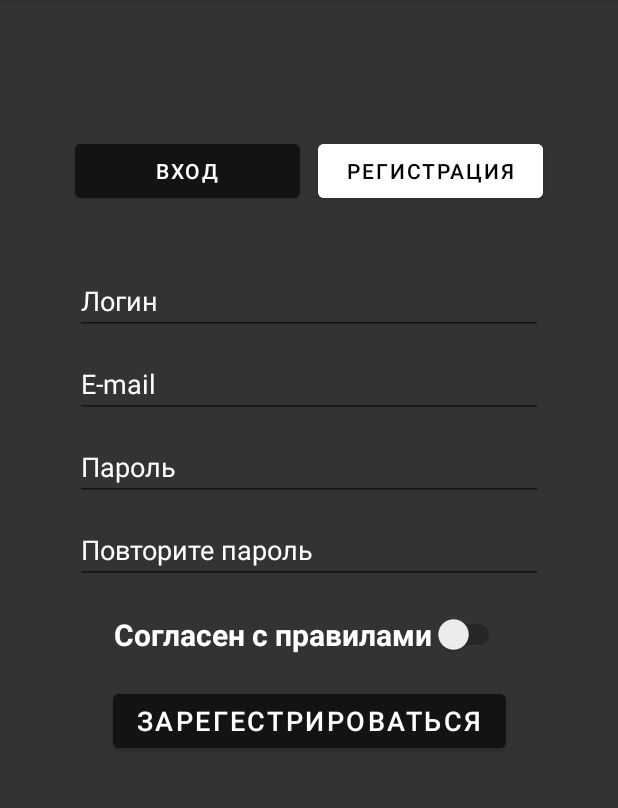
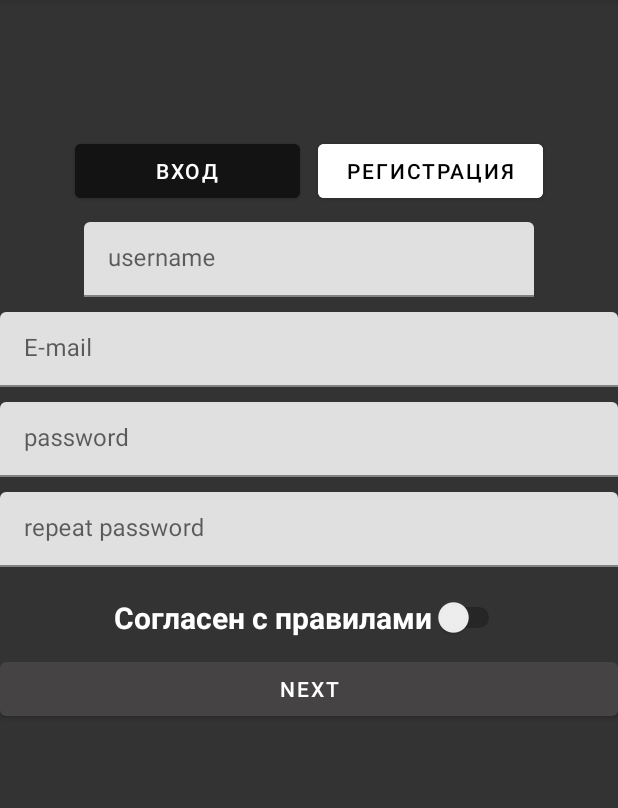
Before and after one commit to SklRV/MyNewsApp, an Android app: the RegistrationFragment screen opened through its navigation route, on a phone screen of 412 x 824 dp, the part 84-892 px from its top. Run offline under Robolectric (Android 15) with nearby library versions, the phone set to English and light mode, and no system bars.

Commit message:
Materials Основная база сделана, все работает, осталось навести красоту

```diff
--- a/app/build.gradle
+++ b/app/build.gradle
@@ -72,6 +72,9 @@ dependencies {
     //JSON serialization
     implementation 'org.jetbrains.kotlinx:kotlinx-serialization-json:1.3.1'
 
+    //Material
+    implementation 'com.google.android.material:material:1.4.0'
+
     //Glide
     implementation 'com.github.bumptech.glide:glide:4.12.0'
     annotationProcessor 'com.github.bumptech.glide:compiler:4.12.0'
--- a/app/src/main/java/com/example/mynewsapp/login_and_registration/LoginFragment.kt
+++ b/app/src/main/java/com/example/mynewsapp/login_and_registration/LoginFragment.kt
@@ -1,6 +1,7 @@
 package com.example.mynewsapp.login_and_registration
 
 import android.os.Bundle
+import android.text.Editable
 import androidx.fragment.app.Fragment
 import android.view.LayoutInflater
 import android.view.View
@@ -37,6 +38,8 @@ class LoginFragment : Fragment() {
             val adminPassword: String = "admin"
             val userLogin = userLogin
             val userPassword = userPassword
+            val passwordEditText = passwordEditText
+            val passwordTextInput = passwordTextInput
 
             // Обработка события при нажатия на кнопку:
             userLogintoClick.setOnClickListener {
@@ -64,8 +67,20 @@ class LoginFragment : Fragment() {
                                 }
                             }
                         })
+
+                if (!isPasswordValid(passwordEditText.text!!)) {
+                    passwordTextInput.error = "Давай пароль поболее 3х символов"
+                } else {
+                    // Clear the error.
+                    passwordTextInput.error = null
+                }
+
             }
         }
         return binding.root
     }
+
+    private fun isPasswordValid(text: Editable?): Boolean {
+        return text != null && text.length >= 3
+    }
 }
--- a/app/src/main/java/com/example/mynewsapp/news/NewsAdapter.kt
+++ b/app/src/main/java/com/example/mynewsapp/news/NewsAdapter.kt
@@ -1,8 +1,6 @@
 package com.example.mynewsapp.news
 
 import android.content.Context
-import android.content.Intent
-import android.net.Uri
 import android.view.LayoutInflater
 import android.view.View
 import android.view.ViewGroup
--- a/app/src/main/java/com/example/mynewsapp/news/NewsFragment.kt
+++ b/app/src/main/java/com/example/mynewsapp/news/NewsFragment.kt
@@ -7,7 +7,6 @@ import android.view.View
 import android.view.ViewGroup
 import android.webkit.WebView
 import android.webkit.WebViewClient
-import com.example.mynewsapp.R
 import com.example.mynewsapp.databinding.FragmentNewsBinding
 
 class NewsFragment : Fragment() {
--- a/app/src/main/java/room/UserDao.kt
+++ b/app/src/main/java/room/UserDao.kt
@@ -1,7 +1,10 @@
 package room
 
-import androidx.room.*
 import androidx.lifecycle.LiveData
+import androidx.room.Dao
+import androidx.room.Insert
+import androidx.room.OnConflictStrategy
+import androidx.room.Query
 
 @Dao
 interface UserDao {
--- a/app/src/main/res/layout/fragment_registration.xml
+++ b/app/src/main/res/layout/fragment_registration.xml
@@ -32,72 +32,6 @@
         app:layout_constraintEnd_toEndOf="parent"
         app:layout_constraintTop_toTopOf="parent" />
 
-    <EditText
-        android:id="@+id/user_login"
-        android:layout_width="match_parent"
-        android:layout_height="wrap_content"
-        android:layout_marginHorizontal="50sp"
-        android:layout_marginTop="40dp"
-        android:ems="10"
-        android:hint="@string/user_login"
-        android:textSize="18sp"
-        android:maxLength="20"
-        android:maxLines="1"
-        android:textColorHint="@color/textColor"
-        android:textColor="@color/textColor"
-        app:layout_constraintTop_toBottomOf="@+id/logon"
-        tools:layout_editor_absoluteX="60dp" />
-
-    <EditText
-        android:id="@+id/user_email"
-        android:layout_width="match_parent"
-        android:layout_height="wrap_content"
-        android:layout_marginHorizontal="50sp"
-        android:layout_marginTop="10dp"
-        android:ems="10"
-        android:hint="@string/user_email"
-        android:textSize="18sp"
-        android:maxLength="20"
-        android:maxLines="1"
-        android:textColorHint="@color/textColor"
-        android:textColor="@color/textColor"
-        android:inputType="textEmailAddress"
-        app:layout_constraintTop_toBottomOf="@+id/user_login"
-        tools:layout_editor_absoluteX="40dp" />
-
-    <EditText
-        android:id="@+id/user_password"
-        android:layout_width="match_parent"
-        android:layout_height="wrap_content"
-        android:layout_marginHorizontal="50sp"
-        android:layout_marginTop="10dp"
-        android:ems="10"
-        android:hint="@string/user_password"
-        android:textSize="18sp"
-        android:maxLength="20"
-        android:maxLines="1"
-        android:textColorHint="@color/textColor"
-        android:textColor="@color/textColor"
-        android:inputType="textPassword"
-        app:layout_constraintTop_toBottomOf="@+id/user_email"
-        tools:layout_editor_absoluteX="40dp" />
-
-    <EditText
-        android:id="@+id/user_repeat_password"
-        android:layout_width="match_parent"
-        android:layout_height="wrap_content"
-        android:layout_marginHorizontal="50sp"
-        android:layout_marginTop="10dp"
-        android:ems="10"
-        android:hint="@string/user_repeat_password"
-        android:textSize="18sp"
-        android:maxLength="20"
-        android:maxLines="1"
-        android:textColorHint="@color/textColor"
-        android:textColor="@color/textColor"
-        android:inputType="textPassword"
-        app:layout_constraintTop_toBottomOf="@+id/user_password"
-        tools:layout_editor_absoluteX="40dp" />
 
     <Switch
         android:id="@+id/switch_agree"
@@ -108,22 +42,89 @@
         android:textColor="@color/textColor"
         android:textSize="20sp"
         android:textStyle="bold"
-        app:layout_constraintEnd_toEndOf="@+id/user_repeat_password"
-        app:layout_constraintStart_toStartOf="@+id/user_repeat_password"
-        app:layout_constraintTop_toBottomOf="@+id/user_repeat_password" />
+        app:layout_constraintEnd_toEndOf="parent"
+        app:layout_constraintStart_toStartOf="parent"
+        app:layout_constraintTop_toBottomOf="@+id/repeat_password_text_input" />
 
-    <Button
-        android:id="@+id/user_registration_click"
+    <com.google.android.material.textfield.TextInputLayout
+        android:id="@+id/username_text_input"
         android:layout_width="wrap_content"
         android:layout_height="wrap_content"
-        android:layout_marginStart="100dp"
-        android:layout_marginTop="20dp"
-        android:layout_marginEnd="100dp"
-        android:backgroundTint="@color/background_button"
-        android:text="@string/user_registration_click"
-        android:textSize="18sp"
-        android:textColor="@color/textColor"
         app:layout_constraintEnd_toEndOf="parent"
         app:layout_constraintStart_toStartOf="parent"
-        app:layout_constraintTop_toBottomOf="@+id/switch_agree" />
+        android:layout_marginTop="10dp"
+        app:layout_constraintTop_toBottomOf="@+id/logon">
+
+        <com.google.android.material.textfield.TextInputEditText
+            android:id="@+id/username_edit_text"
+            android:layout_width="300dp"
+            android:layout_height="50dp"
+            android:hint="username"
+            android:inputType="text" />
+    </com.google.android.material.textfield.TextInputLayout>
+
+    <com.google.android.material.textfield.TextInputLayout
+        android:id="@+id/email_text_input"
+        android:layout_width="match_parent"
+        android:layout_height="wrap_content"
+        android:layout_marginTop="10dp"
+        app:layout_constraintTop_toBottomOf="@+id/username_text_input"
+        tools:layout_editor_absoluteX="1dp">
+
+        <com.google.android.material.textfield.TextInputEditText
+            android:id="@+id/email_edit_text"
+            android:layout_width="match_parent"
+            android:layout_height="50dp"
+            android:inputType="text"
+            android:hint="E-mail" />
+    </com.google.android.material.textfield.TextInputLayout>
+
+    <com.google.android.material.textfield.TextInputLayout
+        android:id="@+id/password_text_input"
+        android:layout_width="match_parent"
+        android:layout_height="wrap_content"
+        android:layout_marginTop="10dp"
+        app:layout_constraintTop_toBottomOf="@+id/email_text_input"
+        tools:layout_editor_absoluteX="1dp">
+
+        <com.google.android.material.textfield.TextInputEditText
+            android:id="@+id/password_edit_text"
+            android:layout_width="match_parent"
+            android:layout_height="50dp"
+            android:inputType="text"
+            android:hint="password" />
+    </com.google.android.material.textfield.TextInputLayout>
+
+    <com.google.android.material.textfield.TextInputLayout
+        android:id="@+id/repeat_password_text_input"
+        android:layout_width="match_parent"
+        android:layout_height="wrap_content"
+        android:layout_marginTop="10dp"
+        app:layout_constraintTop_toBottomOf="@+id/password_text_input"
+        tools:layout_editor_absoluteX="1dp">
+
+        <com.google.android.material.textfield.TextInputEditText
+            android:id="@+id/repeat_password_edit_text"
+            android:layout_width="match_parent"
+            android:layout_height="50dp"
+            android:inputType="text"
+            android:hint="repeat password" />
+    </com.google.android.material.textfield.TextInputLayout>
+
+    <RelativeLayout
+        android:id="@+id/relativeLayout"
+        android:layout_width="match_parent"
+        android:layout_height="wrap_content"
+        android:layout_marginTop="10dp"
+        app:layout_constraintTop_toBottomOf="@+id/switch_agree">
+
+        <com.google.android.material.button.MaterialButton
+            android:id="@+id/next_button"
+            android:layout_width="match_parent"
+            android:layout_height="wrap_content"
+            android:text="next" />
+
+    </RelativeLayout>
+
+
 </androidx.constraintlayout.widget.ConstraintLayout>
```
Also changed, not shown: app/src/main/java/com/example/mynewsapp/login_and_registration/RegistrationFragment.kt (+91 -34 lines), app/src/main/res/layout/fragment_login.xml (+19 -0 lines).
